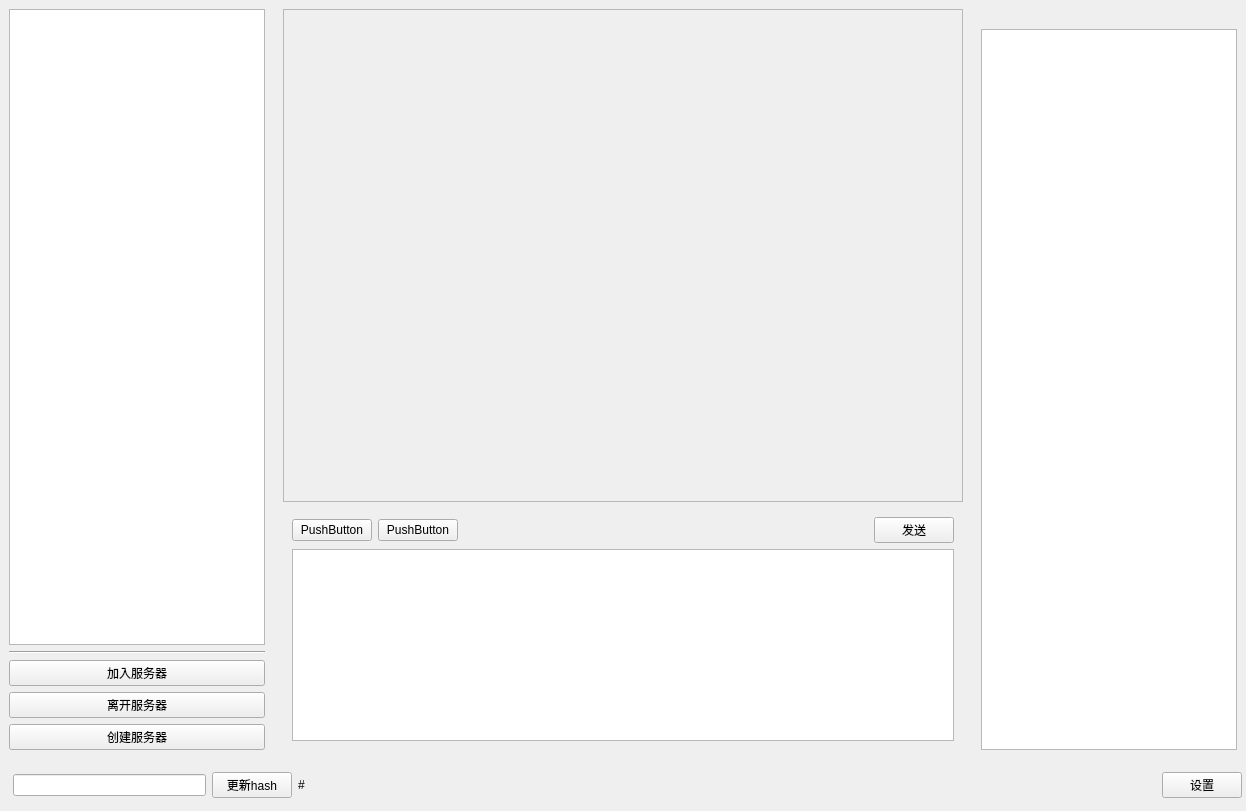
Before: the Qt Designer form accord_client/ui/main.ui in median-dxz/med-accord-client, drawn with Qt 5.
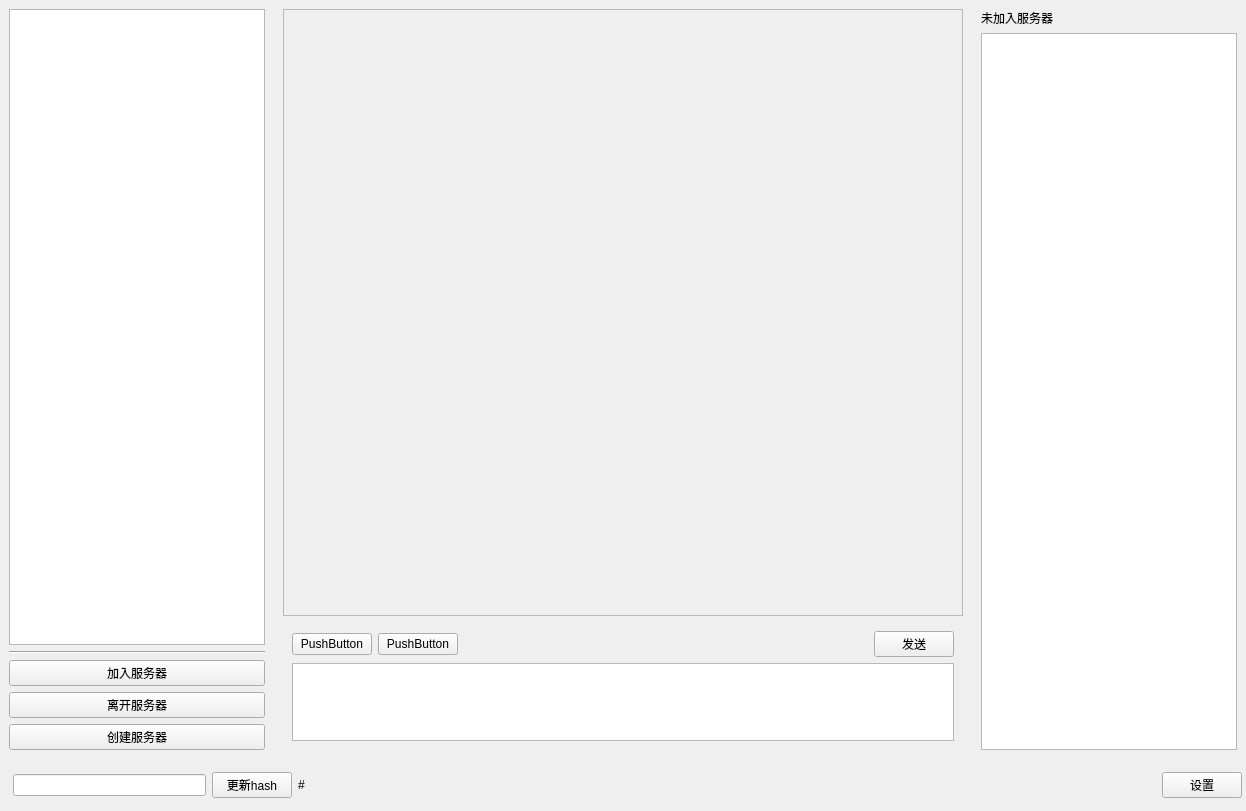
After: the same form once the commit is applied.

Patch:
```diff
--- a/accord_client/ui/main.ui
+++ b/accord_client/ui/main.ui
@@ -101,7 +101,7 @@
               <x>0</x>
               <y>0</y>
               <width>664</width>
-              <height>471</height>
+              <height>583</height>
              </rect>
             </property>
             <property name="sizePolicy">
@@ -121,10 +121,10 @@
              <verstretch>0</verstretch>
             </sizepolicy>
            </property>
-           <property name="minimumSize">
+           <property name="maximumSize">
             <size>
-             <width>0</width>
-             <height>192</height>
+             <width>16777215</width>
+             <height>128</height>
             </size>
            </property>
            <layout class="QGridLayout" name="gridLayout">
@@ -145,7 +145,7 @@
             <item row="1" column="0" colspan="4">
              <widget class="QTextEdit" name="editMessageContenet">
               <property name="sizePolicy">
-               <sizepolicy hsizetype="Expanding" vsizetype="Preferred">
+               <sizepolicy hsizetype="Preferred" vsizetype="Preferred">
                 <horstretch>0</horstretch>
                 <verstretch>0</verstretch>
                </sizepolicy>
@@ -196,7 +196,7 @@
          <item>
           <widget class="QLabel" name="labelServerName">
            <property name="text">
-            <string/>
+            <string>未加入服务器</string>
            </property>
           </widget>
          </item>
```
Left out of the diff: 4 changed lines with no effect on the pictures.
